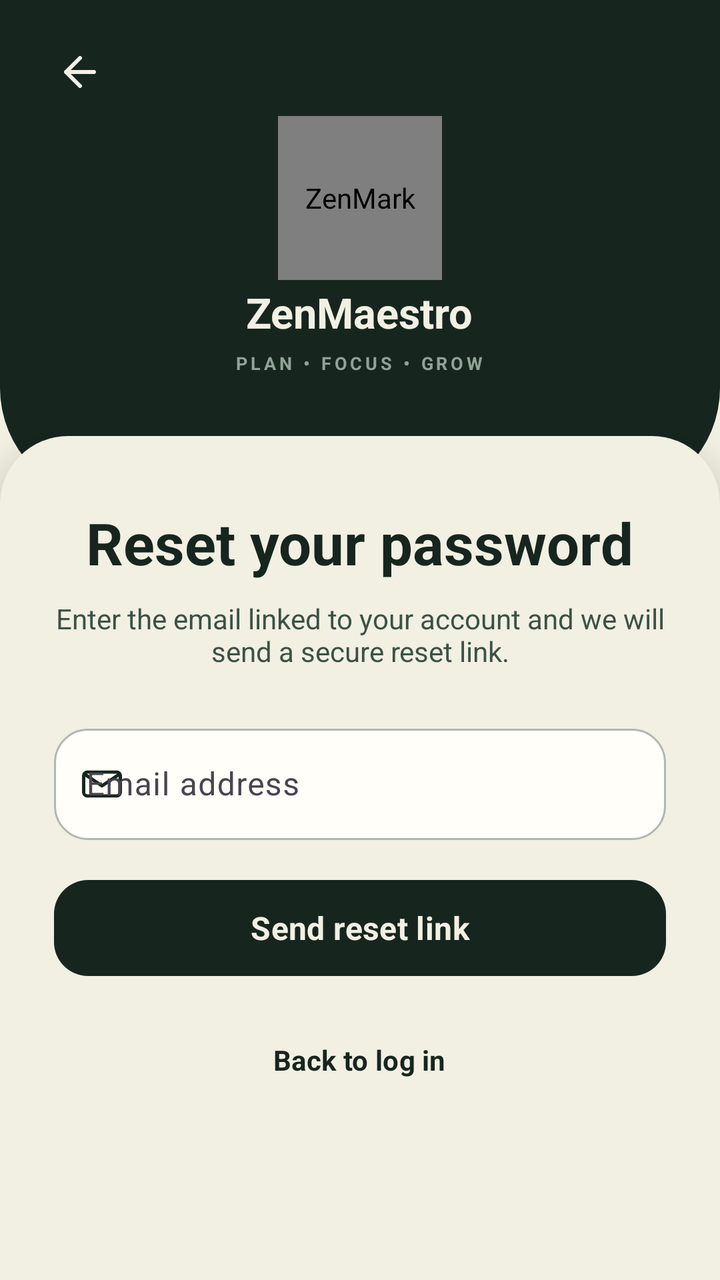
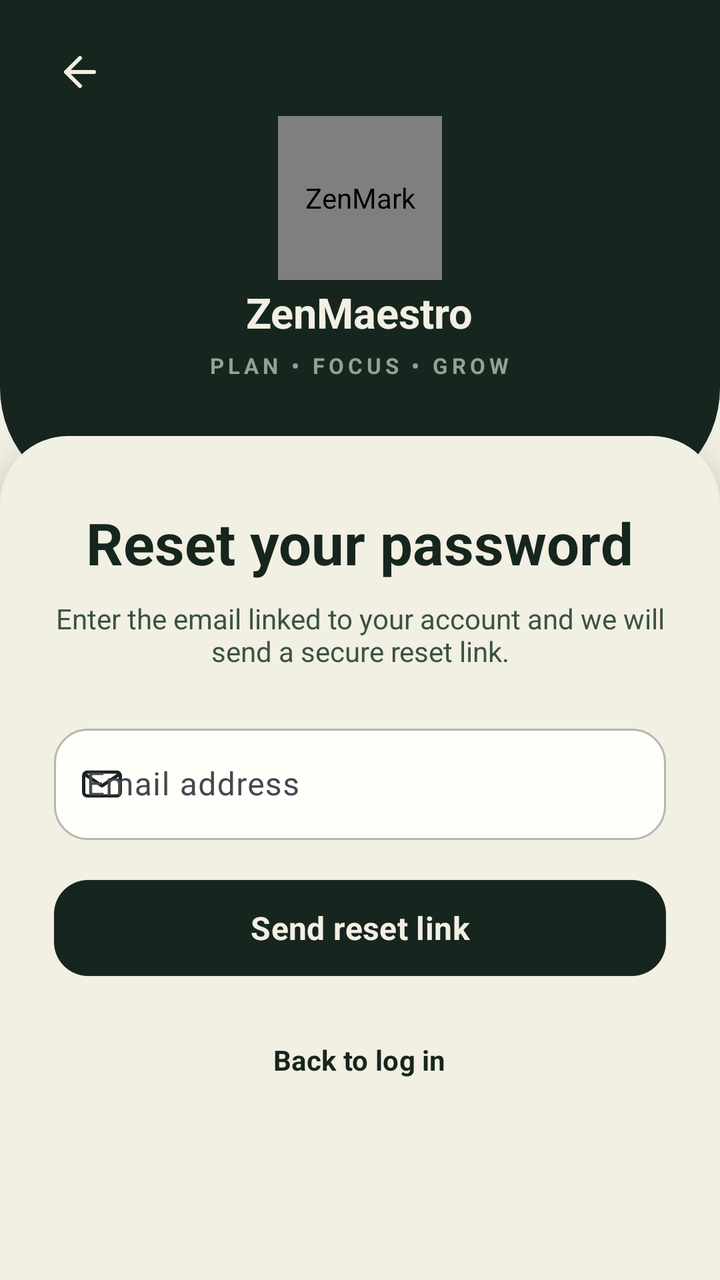

Compare the two renders of this Android layout. The source of the first and the diff that turns it into the second are given below.
<!-- AndroidManifest.xml: application theme Theme.ZenMaestro -->
<!-- res/layout/fragment_forgot_password.xml -->
<?xml version="1.0" encoding="utf-8"?>
<FrameLayout xmlns:android="http://schemas.android.com/apk/res/android"
    xmlns:app="http://schemas.android.com/apk/res-auto"
    android:layout_width="match_parent"
    android:layout_height="match_parent"
    android:background="@color/chalk_white"
    android:fitsSystemWindows="true">

    <LinearLayout
        android:layout_width="match_parent"
        android:layout_height="250dp"
        android:background="@drawable/bg_auth_header"
        android:gravity="center_horizontal"
        android:orientation="vertical"
        android:paddingTop="14dp">

        <ImageButton
            android:id="@+id/backButton"
            android:layout_width="44dp"
            android:layout_height="44dp"
            android:layout_gravity="start"
            android:layout_marginStart="18dp"
            android:background="?attr/selectableItemBackgroundBorderless"
            android:contentDescription="@string/back_to_login"
            android:padding="11dp"
            android:src="@drawable/ic_arrow_back"
            app:tint="@color/chalk_white" />

        <com.zenmaestro.app.ZenMarkView
            android:layout_width="82dp"
            android:layout_height="82dp"
            android:contentDescription="@string/zen_mark" />

        <TextView
            android:layout_width="wrap_content"
            android:layout_height="wrap_content"
            android:layout_marginTop="2dp"
            android:text="@string/app_name"
            android:textColor="@color/chalk_white"
            android:textSize="21sp"
            android:textStyle="bold" />

        <TextView
            android:layout_width="wrap_content"
            android:layout_height="wrap_content"
            android:layout_marginTop="5dp"
            android:letterSpacing="0.18"
            android:text="@string/brand_motto"
            android:textColor="@color/sage"
            android:textSize="9sp"
            android:textStyle="bold" />
    </LinearLayout>

    <ScrollView
        android:layout_width="match_parent"
        android:layout_height="match_parent"
        android:layout_marginTop="218dp"
        android:background="@drawable/bg_auth_sheet"
        android:elevation="10dp"
        android:fillViewport="true"
        android:overScrollMode="never">

        <LinearLayout
            android:layout_width="match_parent"
            android:layout_height="wrap_content"
            android:gravity="center_horizontal"
            android:orientation="vertical"
            android:paddingStart="27dp"
            android:paddingTop="34dp"
            android:paddingEnd="27dp"
            android:paddingBottom="28dp">

            <TextView
                android:layout_width="wrap_content"
                android:layout_height="wrap_content"
                android:text="@string/reset_password_title"
                android:textColor="@color/chalkboard"
                android:textSize="29sp"
                android:textStyle="bold" />

            <TextView
                android:layout_width="match_parent"
                android:layout_height="wrap_content"
                android:layout_marginTop="9dp"
                android:layout_marginBottom="24dp"
                android:gravity="center"
                android:text="@string/reset_password_subtitle"
                android:textColor="@color/chalk_line"
                android:textSize="14sp" />

            <com.google.android.material.textfield.TextInputLayout
                android:id="@+id/emailLayout"
                android:layout_width="match_parent"
                android:layout_height="wrap_content"
                android:hint="@string/email_address"
                app:boxBackgroundColor="@color/paper_white"
                app:boxBackgroundMode="outline"
                app:boxCornerRadiusBottomEnd="17dp"
                app:boxCornerRadiusBottomStart="17dp"
                app:boxCornerRadiusTopEnd="17dp"
                app:boxCornerRadiusTopStart="17dp"
                app:boxStrokeColor="@color/input_stroke"
                app:startIconDrawable="@drawable/ic_mail"
                app:startIconTint="@color/chalkboard">

                <com.google.android.material.textfield.TextInputEditText
                    android:id="@+id/emailInput"
                    android:layout_width="match_parent"
                    android:layout_height="wrap_content"
                    android:imeOptions="actionDone"
                    android:inputType="textEmailAddress"
                    android:maxLines="1"
                    android:textColor="@color/chalkboard" />
            </com.google.android.material.textfield.TextInputLayout>

            <com.google.android.material.button.MaterialButton
                android:id="@+id/sendResetButton"
                android:layout_width="match_parent"
                android:layout_height="56dp"
                android:layout_marginTop="16dp"
                android:text="@string/send_reset_link"
                android:textAllCaps="false"
                android:textColor="@color/chalk_white"
                android:textSize="16sp"
                android:textStyle="bold"
                app:backgroundTint="@color/chalkboard"
                app:cornerRadius="17dp" />

            <com.google.android.material.card.MaterialCardView
                android:id="@+id/statusCard"
                android:layout_width="match_parent"
                android:layout_height="wrap_content"
                android:layout_marginTop="18dp"
                android:visibility="gone"
                app:cardBackgroundColor="@color/sage_tint"
                app:cardCornerRadius="18dp"
                app:cardElevation="0dp"
                app:strokeColor="@color/sage_green"
                app:strokeWidth="1dp">

                <LinearLayout
                    android:layout_width="match_parent"
                    android:layout_height="wrap_content"
                    android:orientation="vertical"
                    android:padding="17dp">

                    <TextView
                        android:id="@+id/statusTitle"
                        android:layout_width="wrap_content"
                        android:layout_height="wrap_content"
                        android:textColor="@color/chalkboard"
                        android:textSize="15sp"
                        android:textStyle="bold" />

                    <TextView
                        android:id="@+id/statusMessage"
                        android:layout_width="wrap_content"
                        android:layout_height="wrap_content"
                        android:layout_marginTop="5dp"
                        android:textColor="@color/chalk_line"
                        android:textSize="13sp" />
                </LinearLayout>
            </com.google.android.material.card.MaterialCardView>

            <com.google.android.material.button.MaterialButton
                android:id="@+id/backToLoginButton"
                style="@style/Widget.Material3.Button.TextButton"
                android:layout_width="wrap_content"
                android:layout_height="48dp"
                android:layout_marginTop="14dp"
                android:text="@string/back_to_login"
                android:textAllCaps="false"
                android:textColor="@color/chalkboard"
                android:textStyle="bold" />
        </LinearLayout>
    </ScrollView>
</FrameLayout>
<!-- resources referenced by this layout -->
<resources>
  <color name="chalk_line">#3A5245</color>
  <color name="chalk_white">#F2EFE3</color>
  <color name="chalkboard">#16261E</color>
  <color name="paper_white">#FFFEF9</color>
  <color name="sage">#8FA396</color>
  <color name="sage_green">#8FCBA3</color>
  <color name="sage_tint">#E4EEE4</color>
  <!-- drawable bg_auth_header (drawable) -->
  <?xml version="1.0" encoding="utf-8"?>
  <shape xmlns:android="http://schemas.android.com/apk/res/android" android:shape="rectangle">
      <solid android:color="@color/chalkboard" />
      <corners
          android:bottomLeftRadius="56dp"
          android:bottomRightRadius="56dp" />
  </shape>
  <!-- drawable bg_auth_sheet (drawable) -->
  <?xml version="1.0" encoding="utf-8"?>
  <shape xmlns:android="http://schemas.android.com/apk/res/android" android:shape="rectangle">
      <solid android:color="@color/chalk_white" />
      <corners
          android:topLeftRadius="34dp"
          android:topRightRadius="34dp" />
  </shape>
  <!-- drawable ic_arrow_back (drawable) -->
  <vector xmlns:android="http://schemas.android.com/apk/res/android"
      android:width="24dp" android:height="24dp"
      android:viewportWidth="24" android:viewportHeight="24">
      <path android:fillColor="@android:color/transparent" android:strokeColor="@color/chalk_white"
          android:strokeWidth="2" android:strokeLineCap="round" android:strokeLineJoin="round"
          android:pathData="M19,12H5M12,19l-7,-7 7,-7" />
  </vector>
  <!-- drawable ic_mail (drawable) -->
  <vector xmlns:android="http://schemas.android.com/apk/res/android"
      android:width="22dp" android:height="22dp"
      android:viewportWidth="24" android:viewportHeight="24">
      <path android:fillColor="@android:color/transparent" android:strokeColor="@color/chalk_white"
          android:strokeWidth="1.8" android:strokeLineCap="round" android:strokeLineJoin="round"
          android:pathData="M4,5.5h16c1.1,0 2,0.9 2,2v9c0,1.1 -0.9,2 -2,2H4c-1.1,0 -2,-0.9 -2,-2v-9c0,-1.1 0.9,-2 2,-2zM3,7l9,6 9,-6" />
  </vector>
  <string name="app_name">ZenMaestro</string>
  <string name="back_to_login">Back to log in</string>
  <string name="brand_motto">PLAN  •  FOCUS  •  GROW</string>
  <string name="email_address">Email address</string>
  <string name="reset_password_subtitle">Enter the email linked to your account and we will send a secure reset link.</string>
  <string name="reset_password_title">Reset your password</string>
  <string name="send_reset_link">Send reset link</string>
  <string name="zen_mark">ZenMark</string>
  <style name="Theme.ZenMaestro" parent="Theme.Material3.Light.NoActionBar">
          <item name="colorPrimary">@color/chalkboard</item>
          <item name="colorOnPrimary">@color/chalk_white</item>
          <item name="colorSecondary">@color/sage_green</item>
          <item name="colorOnSecondary">@color/chalkboard</item>
          <item name="colorSurface">@color/chalk_white</item>
          <item name="colorOnSurface">@color/chalkboard</item>
          <item name="android:fontFamily">sans-serif</item>
          <item name="android:windowLightStatusBar">true</item>
          <item name="android:statusBarColor">@color/chalk_white</item>
          <item name="android:navigationBarColor">@color/chalk_white</item>
          <item name="android:windowActionModeOverlay">true</item>
          <item name="android:windowNoTitle">true</item>
          <item name="android:forceDarkAllowed">false</item>
      </style>
</resources>

<!-- the commit's change to res/layout/fragment_forgot_password.xml (unified diff, before → after) -->
@@ -47,7 +47,7 @@
             android:letterSpacing="0.18"
             android:text="@string/brand_motto"
             android:textColor="@color/sage"
-            android:textSize="9sp"
+            android:textSize="11sp"
             android:textStyle="bold" />
     </LinearLayout>
 
<!-- resource entries referenced after the edit -->
@@ -60,7 +60,7 @@
           <item name="android:navigationBarColor">@color/chalk_white</item>
           <item name="android:windowActionModeOverlay">true</item>
           <item name="android:windowNoTitle">true</item>
-          <item name="android:forceDarkAllowed">false</item>
+          <item name="android:forceDarkAllowed" tools:targetApi="29">false</item>
       </style>
 </resources>
 
